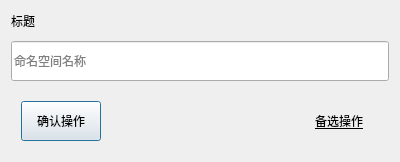
This is client/ui/src/namespace_create.ui in Polar-Pumpkin/smartpond-client as Qt 5 draws it before an edit. The edited form follows.
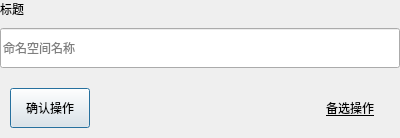
This is the edited form.

```diff
--- a/client/ui/src/namespace_create.ui
+++ b/client/ui/src/namespace_create.ui
@@ -7,18 +7,28 @@
     <x>0</x>
     <y>0</y>
     <width>400</width>
-    <height>162</height>
+    <height>136</height>
    </rect>
   </property>
   <property name="windowTitle">
    <string>创建命名空间</string>
   </property>
-  <layout class="QGridLayout" name="gridLayout">
-   <item row="0" column="0">
-    <layout class="QVBoxLayout" name="central">
+  <layout class="QVBoxLayout" name="verticalLayout">
      <property name="spacing">
       <number>10</number>
      </property>
+   <property name="leftMargin">
+    <number>0</number>
+   </property>
+   <property name="topMargin">
+    <number>0</number>
+   </property>
+   <property name="rightMargin">
+    <number>0</number>
+   </property>
+   <property name="bottomMargin">
+    <number>0</number>
+   </property>
      <item>
       <widget class="QLabel" name="title">
        <property name="text">
@@ -123,8 +133,6 @@
           <bool>true</bool>
          </property>
         </widget>
-       </item>
-      </layout>
      </item>
     </layout>
    </item>
```
Lines whose indentation alone changed are shown as unchanged.
